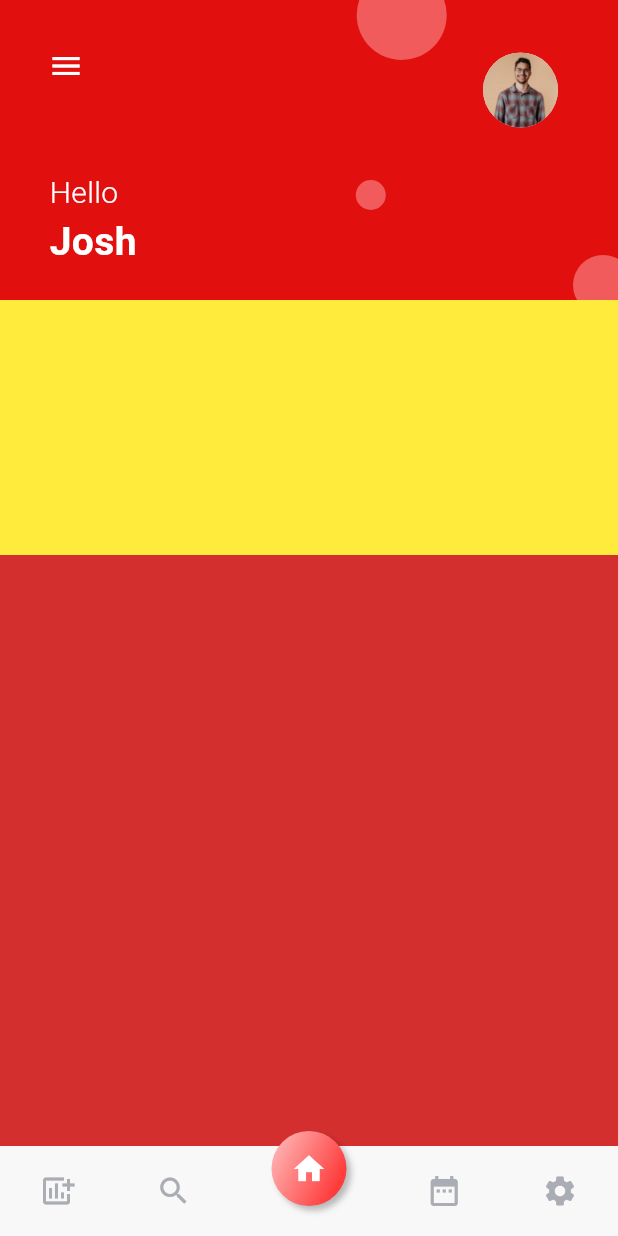
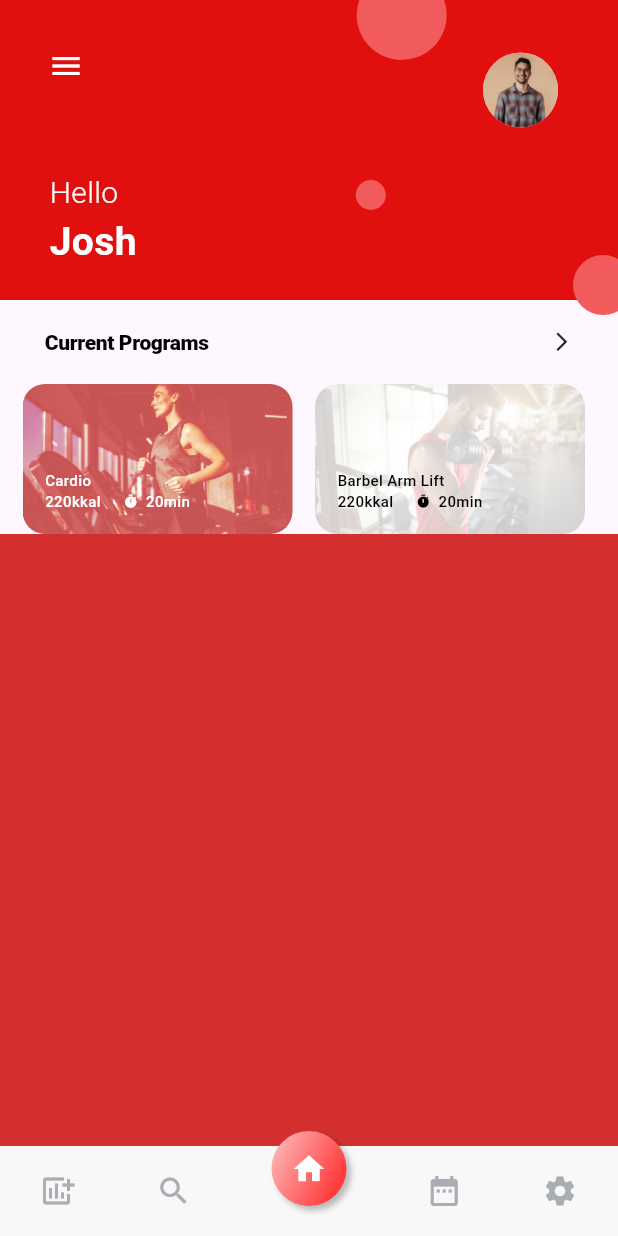
Before and after one commit to daracoo/fitness-tracker, a Flutter app: the screen it shows after launch, on a phone screen of 412 x 824 dp. Run offline on Flutter 3.47's test engine with Material 3 defaults, Android fonts, the phone set to English and light mode, and no system bars.

Commit message:
Improve current programs part

```diff
--- a/lib/main.dart
+++ b/lib/main.dart
@@ -16,7 +16,9 @@ class MyApp extends StatelessWidget {
   Widget build(BuildContext context) {
     return MaterialApp(
       title: 'Fitness Tracker',
-      theme: ThemeData(),
+      theme: ThemeData(
+        textTheme: TextTheme(displayLarge: TextStyle(fontSize: 14, color: Colors.black, fontWeight: FontWeight.w900))
+      ),
       debugShowCheckedModeBanner: false,
       routes: {
         '/': (context) => HomePage(),
--- /dev/null
+++ b/lib/models/fitness_program.dart
@@ -0,0 +1,23 @@
+import 'package:flutter/material.dart';
+
+enum ProgramType {
+  cardio,
+  lift
+}
+
+class FitnessProgram {
+  final AssetImage image;
+  final String name;
+  final String cals;
+  final String time;
+  final ProgramType type;
+
+  FitnessProgram({required this.image, required this.name, required this.cals, required this.time, required this.type,});
+}
+
+final List<FitnessProgram>fitnessPrograms = [
+  FitnessProgram(image: AssetImage('assets/gym2.png'),
+      name: 'Cardio', cals: '220kkal', time: '20min', type: ProgramType.cardio),
+  FitnessProgram(image: AssetImage('assets/gym3.jpg'),
+      name: 'Barbel Arm Lift', cals: '220kkal', time: '20min', type: ProgramType.lift)
+];
--- a/lib/pages/home/widgets/current.dart
+++ b/lib/pages/home/widgets/current.dart
@@ -1,14 +1,103 @@
+import 'package:fitness_tracker/models/fitness_program.dart';
 import 'package:flutter/material.dart';
 
-class CurrentPrograms extends StatelessWidget {
+class CurrentPrograms extends StatefulWidget {
   const CurrentPrograms({super.key});
+
+  @override
+  State<CurrentPrograms> createState() => _CurrentProgramsState();
+}
+
+class _CurrentProgramsState extends State<CurrentPrograms> {
+  ProgramType active = fitnessPrograms[0].type;
+
+
+  @override
+  Widget build(BuildContext context) {
+    return Column(
+      children: [
+        Padding(
+          padding: const EdgeInsets.symmetric(vertical: 20, horizontal: 30),
+          child: Row(
+            mainAxisAlignment: MainAxisAlignment.spaceBetween,
+            children: [
+            Text('Current Programs',
+            style: Theme.of(context).textTheme.displayLarge,),
+            Icon(Icons.arrow_forward_ios, size: 15,),
+          ],),
+        ),
+        SizedBox(
+          width: double.infinity,
+          height: 100,
+          child: ListView.separated(
+            padding: const EdgeInsets.symmetric(horizontal: 15),
+              scrollDirection: Axis.horizontal,
+              itemCount: fitnessPrograms.length,
+              itemBuilder: (context, index){
+                return Program(
+                  program: fitnessPrograms[index],
+                  active: fitnessPrograms[index].type == active,
+                );
+          },
+            separatorBuilder: (context, index) => SizedBox(width: 15,),
+          ),
+        )
+      ],
+    );
+  }
+}
+
+class Program extends StatelessWidget {
+  final FitnessProgram program;
+  final bool active;
+
+  const Program({super.key, required this.program, this.active = false});
 
   @override
   Widget build(BuildContext context) {
     return Container(
-      width: double.infinity,
-      height: 170,
-      color: Colors.yellow,
+      height: 100,
+      width: 180,
+      decoration: BoxDecoration(
+        borderRadius: BorderRadius.circular(15),
+        image: DecorationImage(
+          colorFilter: ColorFilter.mode(
+              active ?
+              Color(0xfff86767).withOpacity(.8)
+              : Colors.white.withOpacity(.8),
+              BlendMode.lighten
+          ),
+          image: program.image,
+          fit: BoxFit.cover,
+        )
+      ),
+      alignment: Alignment.bottomLeft,
+      padding: const EdgeInsets.all(15),
+      child: DefaultTextStyle.merge(
+        style: TextStyle(
+            color: active ? Colors.white
+            : Colors.black,
+            fontSize: 10,
+            fontWeight: FontWeight.w500
+        ),
+        child: Column(
+          mainAxisSize: MainAxisSize.min,
+          crossAxisAlignment: CrossAxisAlignment.start,
+          children: [
+            Text(program.name),
+            Row(children: [
+              Text(program.cals),
+              SizedBox(width: 15,),
+              Icon(Icons.timer,
+                size: 10,
+                color: active? Colors.white
+              : Colors.black),
+              SizedBox(width: 5),
+              Text(program.time)
+            ],)
+          ],
+        ),
+      ),
     );
   }
 }
```
Also changed, not shown: assets/gym3.jpg (added).
